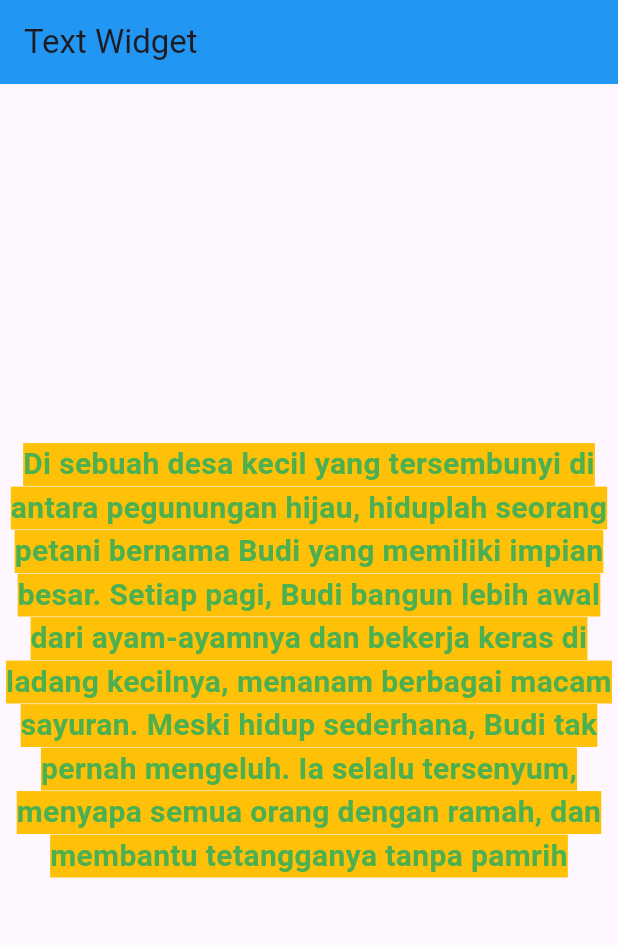
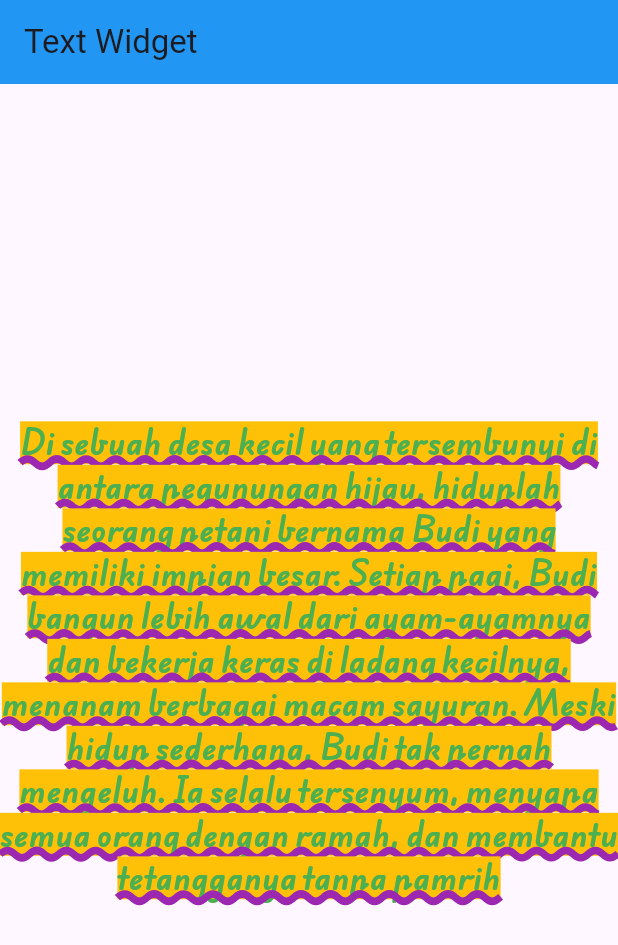
Before and after one commit to FaustaAkbar/learnFLutter1, a Flutter app: the screen it shows after launch, on a phone screen of 412 x 824 dp. Shown: the top 945 px of the screen. Run offline on Flutter 3.47's test engine with Material 3 defaults, Android fonts, the light colour scheme and no system bars.

Commit message:
end of Text widget

```diff
--- a/lib/main.dart
+++ b/lib/main.dart
@@ -29,7 +29,17 @@
               fontSize: 20,
               fontWeight: FontWeight.bold,
               // letterSpacing: 10//(Untuk memberikan jarak antar huruf),
-                fontFamily: 'Schyler'),
+              fontFamily:
+                  'Schyler', //(buat folder fonts, lalu masukkan fontnya, lalu edit pubspec.yaml bagian fonts nya, lalu ubah asset nya dengan tempat font berada)
+              decorationStyle: TextDecorationStyle
+                  .wavy, //(untuk style dari decoration harus ada decoration terlebih dahulu)
+              decoration: TextDecoration
+                  .underline, //(Untuk memberikan decorasi pada text baik itu underlilne dan lainnya)
+              decorationColor:
+                  Colors.purple, //(Untuk memberikan warna pada decoration)
+              decorationThickness:
+                  5, //(Untuk memberikan ketebalan pada decoration)
+            ),
           ),
         ),
       ),
--- a/pubspec.yaml
+++ b/pubspec.yaml
@@ -75,7 +75,7 @@ flutter:
   fonts:
     - family: Schyler
       fonts:
-        - asset: EduAUVICWANTHand-VariableFont_wght.ttf
+        - asset: fonts/EduAUVICWANTHand-VariableFont_wght.ttf
   #       - asset: fonts/Schyler-Italic.ttf
   #         style: italic
   #   - family: Trajan Pro
```
Lines whose indentation alone changed are shown as unchanged.
